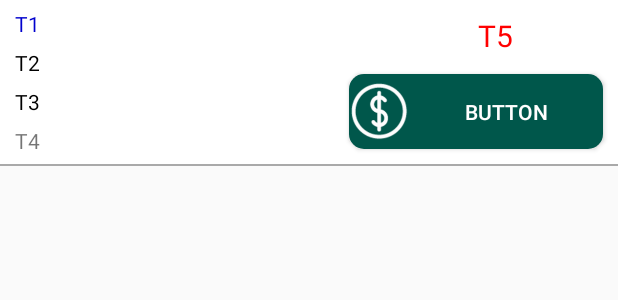
After one commit to sandbob72/Application_Test, an Android app: the layout row_category_main.xml on its own in the app's theme, with its tools: preview values and no code run, on a phone screen of 412 x 824 dp. The commit adds this screen. Shown: the top 300 px of the screen. Run offline under Robolectric (Android 15) with nearby library versions, the light colour scheme and no system bars.

Commit message:
RecyclerView : CategoryActivity

```diff
--- /dev/null
+++ b/app/src/main/res/layout/row_category_main.xml
@@ -0,0 +1,105 @@
+<?xml version="1.0" encoding="utf-8"?>
+<RelativeLayout
+        xmlns:android="http://schemas.android.com/apk/res/android"
+        xmlns:app="http://schemas.android.com/apk/res-auto"
+        android:layout_height="wrap_content"
+        android:layout_width="match_parent"
+        xmlns:tools="http://schemas.android.com/tools">
+    <RelativeLayout
+            android:layout_width="match_parent"
+            android:layout_height="wrap_content">
+
+
+        <LinearLayout
+                android:id="@+id/category"
+                android:layout_width="match_parent"
+                android:layout_height="110dp"
+                android:background="@color/colorWhite"
+                android:orientation="horizontal">
+            <LinearLayout
+                    android:layout_width="wrap_content"
+                    android:layout_height="match_parent"
+                    android:orientation="vertical"
+                    android:layout_weight="2">
+                <TextView
+                        android:id="@+id/text1"
+                        android:layout_width="wrap_content"
+                        android:layout_height="wrap_content"
+                        android:layout_marginTop="6dp"
+                        android:layout_marginBottom="3dp"
+                        android:layout_marginLeft="10dp"
+                        android:layout_marginRight="10dp"
+                        android:textColor="@color/colorMediumblue"
+                        android:text="T1"/>
+                <TextView
+                        android:id="@+id/text2"
+                        android:layout_width="wrap_content"
+                        android:layout_height="wrap_content"
+                        android:layout_marginTop="3dp"
+                        android:layout_marginBottom="3dp"
+                        android:layout_marginLeft="10dp"
+                        android:layout_marginRight="10dp"
+                        android:textColor="@color/colorBlack"
+                        android:text="T2"/>
+                <TextView
+                        android:id="@+id/text3"
+                        android:layout_width="wrap_content"
+                        android:layout_height="wrap_content"
+                        android:layout_marginTop="3dp"
+                        android:layout_marginBottom="3dp"
+                        android:layout_marginLeft="10dp"
+                        android:layout_marginRight="10dp"
+                        android:textColor="@color/colorBlack"
+                        android:text="T3"/>
+                <TextView
+                        android:id="@+id/text4"
+                        android:layout_width="wrap_content"
+                        android:layout_height="wrap_content"
+                        android:layout_marginTop="3dp"
+                        android:layout_marginBottom="5dp"
+                        android:layout_marginLeft="10dp"
+                        android:layout_marginRight="10dp"
+                        android:text="T4"/>
+            </LinearLayout>
+
+            <LinearLayout
+                    android:layout_width="wrap_content"
+                    android:layout_height="match_parent"
+                    android:orientation="vertical"
+                    android:layout_weight="1">
+                <TextView
+                        android:id="@+id/text5"
+                        android:layout_gravity="right"
+                        android:layout_width="wrap_content"
+                        android:layout_height="wrap_content"
+                        android:layout_marginTop="10dp"
+                        android:layout_marginBottom="12dp"
+                        android:layout_marginLeft="10dp"
+                        android:layout_marginRight="70dp"
+                        android:textSize="20dp"
+                        android:textColor="@color/colorRed"
+                        android:text="T5"/>
+                <Button
+                        android:text="Button"
+                        android:background="@drawable/btn1"
+                        android:textColor="@color/colorWhite"
+                        android:drawableLeft="@drawable/buy"
+                        android:id="@+id/btn1"
+                        android:layout_gravity="right"
+                        android:layout_marginRight="10dp"
+                        android:layout_width="169dp"
+                        android:layout_height="50dp"/>
+            </LinearLayout>
+
+        </LinearLayout>
+
+        <LinearLayout
+                android:id="@+id/line"
+                android:layout_width="match_parent"
+                android:layout_height="1dp"
+                android:background="@color/colorDarkgray"
+                android:orientation="horizontal"
+                android:layout_marginTop="109dp"/>
+    </RelativeLayout>
+
+</RelativeLayout>
```
Also changed, not shown: app/src/main/java/com/example/application__test/CategoryActivity.kt (+61 -0 lines), app/src/main/java/com/example/application__test/RecyclerViewCategoryAdapter.kt (added, +44 -0 lines).
